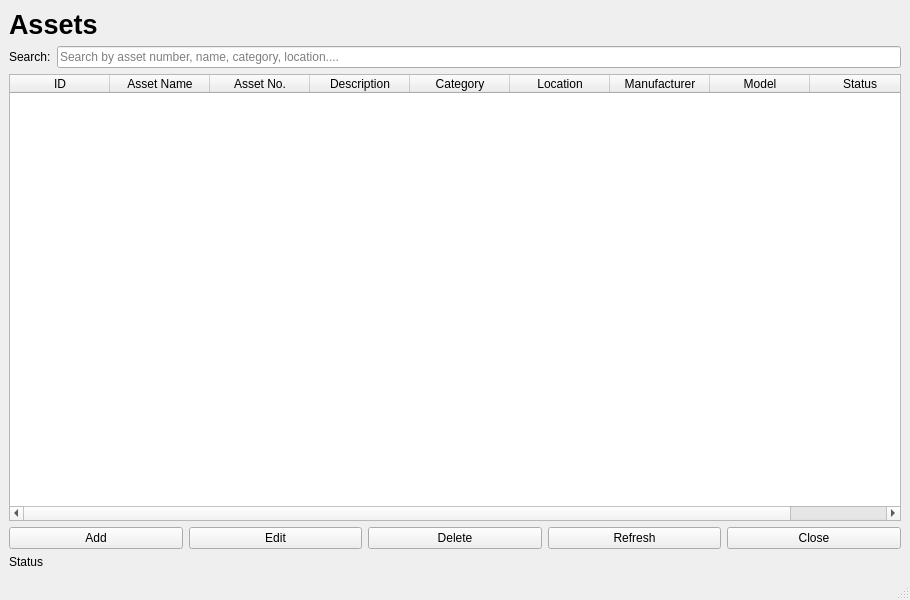
First picture: the form in MaintenanceSystem/app/ui/forms/assets.ui, repository Apie-dup/MaintenanceSystem, before the edit.
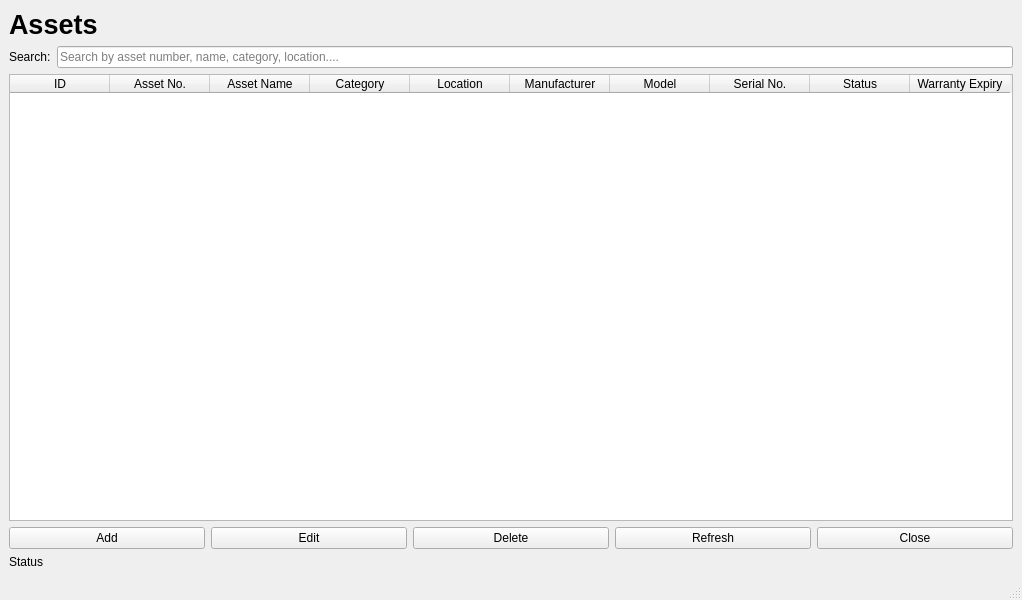
Second picture: the form after the edit.

```diff
--- a/MaintenanceSystem/app/ui/forms/assets.ui
+++ b/MaintenanceSystem/app/ui/forms/assets.ui
@@ -6,7 +6,7 @@
    <rect>
     <x>0</x>
     <y>0</y>
-    <width>910</width>
+    <width>1022</width>
     <height>600</height>
    </rect>
   </property>
@@ -49,18 +49,13 @@
     <item>
      <widget class="QTableWidget" name="tblAssets">
       <property name="columnCount">
-       <number>9</number>
+       <number>10</number>
       </property>
       <column>
        <property name="text">
         <string>ID</string>
        </property>
       </column>
-      <column>
-       <property name="text">
-        <string>Asset Name</string>
-       </property>
-      </column>
       <column>
        <property name="text">
         <string>Asset No.</string>
@@ -68,7 +63,7 @@
       </column>
       <column>
        <property name="text">
-        <string>Description</string>
+        <string>Asset Name</string>
        </property>
       </column>
       <column>
@@ -91,11 +86,21 @@
         <string>Model</string>
        </property>
       </column>
+      <column>
+       <property name="text">
+        <string>Serial No.</string>
+       </property>
+      </column>
       <column>
        <property name="text">
         <string>Status</string>
        </property>
       </column>
+      <column>
+       <property name="text">
+        <string>Warranty Expiry</string>
+       </property>
+      </column>
      </widget>
     </item>
     <item>
```
Left out of the diff: 2 changed lines with no effect on the pictures.
